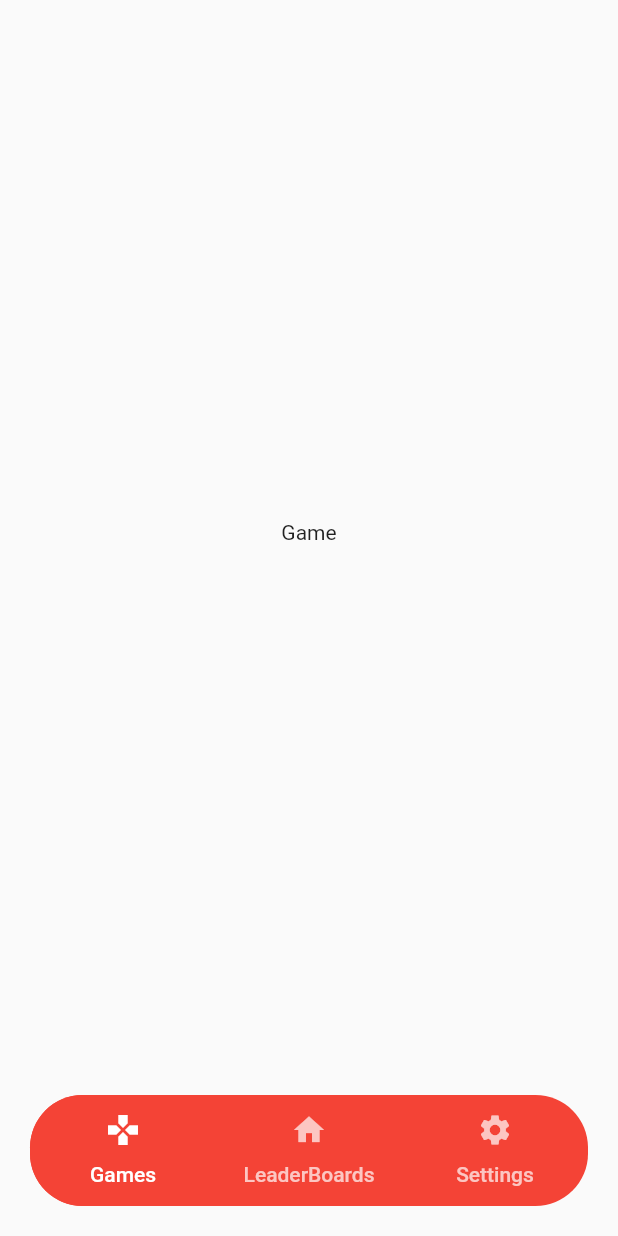
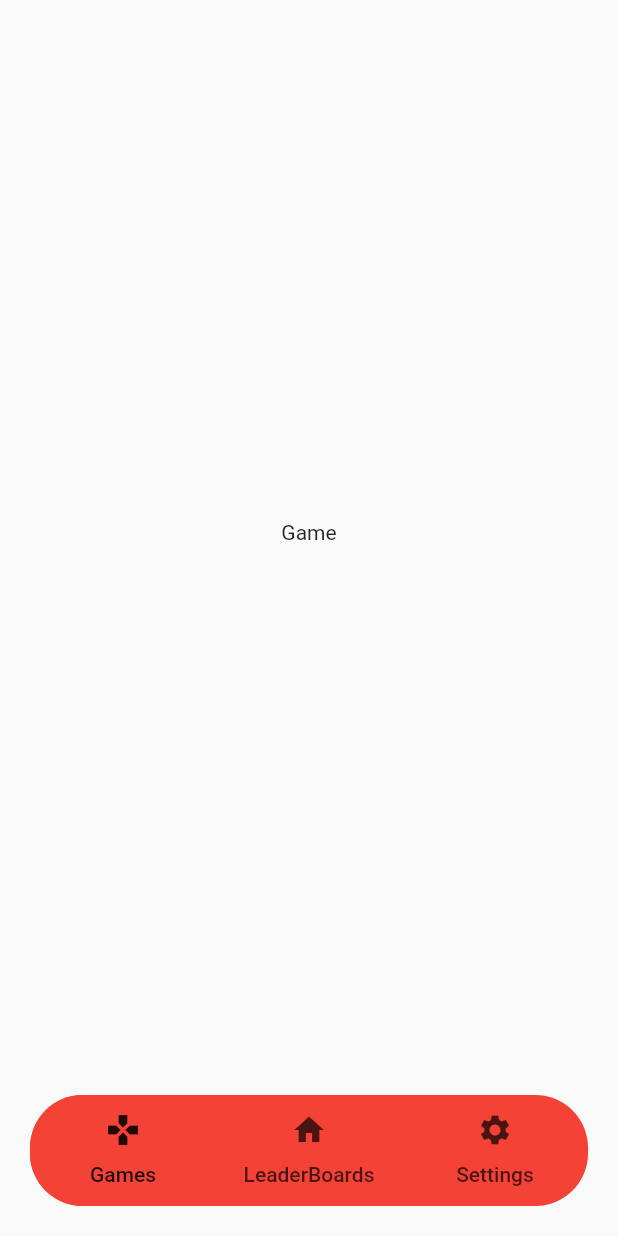
Before and after one commit to JoncarlosT/flutterplayground, a Flutter app: the screen it shows after launch, on a phone screen of 412 x 824 dp. Run offline on Flutter 3.47's test engine with Material 2 defaults, Android fonts, the phone set to English and light mode, and no system bars; our stand-ins replace flutter_bloc, go_router.

Commit message:
making appthemedata class

```diff
--- a/lib/config/theme/app_theme.dart
+++ b/lib/config/theme/app_theme.dart
@@ -8,17 +8,14 @@ const MaterialColor _primarySwatch = Colors.cyan;
 final ThemeData _lightTheme = ThemeData(
   brightness: Brightness.light,
   primaryColor: _primaryColor,
-  tabBarTheme: const TabBarTheme(labelColor: Colors.black),
 );
 
 final ThemeData _darkTheme = ThemeData(
   brightness: Brightness.dark,
   primaryColor: _primaryColor,
-  tabBarTheme: const TabBarTheme(
-      labelColor: Colors.pink, unselectedLabelColor: Colors.orange),
 );
 
-final appThemeData = {
-  AppTheme.darkMode: _darkTheme,
-  AppTheme.lightMode: _lightTheme
-};
+class AppThemeData {
+  static ThemeData darkTheme = _darkTheme;
+  static ThemeData lightTheme = _lightTheme;
+}
--- a/lib/main.dart
+++ b/lib/main.dart
@@ -1,4 +1,5 @@
 import 'package:flutter/material.dart';
+import 'package:flutterplayground/config/theme/app_theme.dart';
 import 'package:flutterplayground/core/app_navigation/routes.dart';
 
 void main() {
@@ -15,6 +16,11 @@ class MyApp extends StatefulWidget {
 class _MyAppState extends State<MyApp> {
   @override
   Widget build(BuildContext context) {
-    return MaterialApp.router(title: "Flutter Demo", routerConfig: routes);
+    return MaterialApp.router(
+      title: "Flutter Demo",
+      theme: AppThemeData.lightTheme,
+      darkTheme: AppThemeData.darkTheme,
+      routerConfig: routes,
+    );
   }
 }
```
